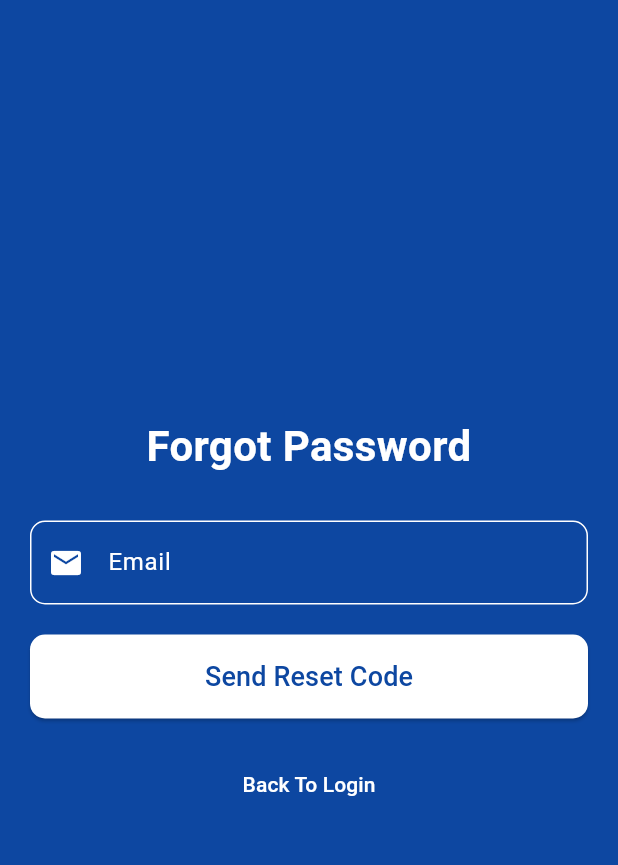
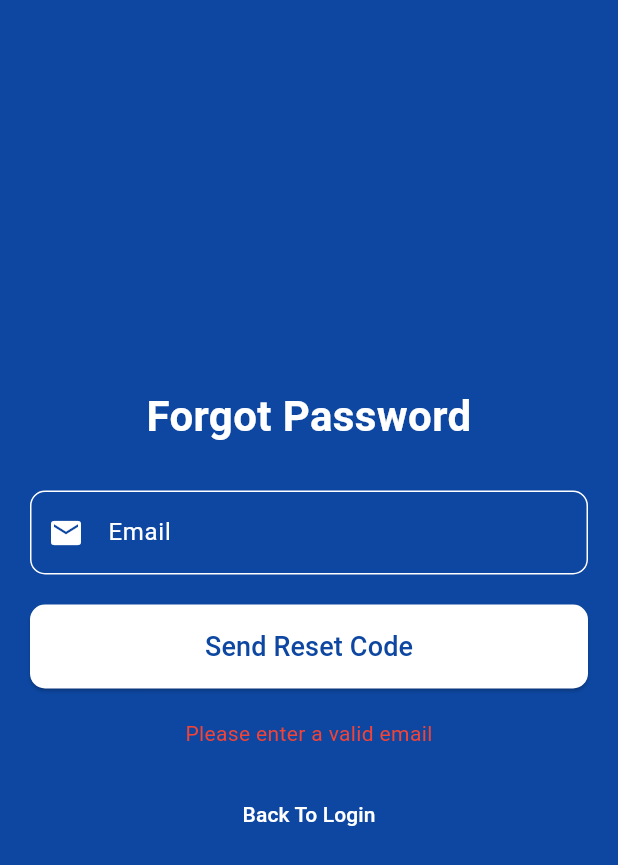
Before and after one commit to JosephDoUrden/RFID-Based-Access-Control-System, a Flutter app: the ForgotPasswordView screen opened directly, after a tap on "Send Reset Code", on a phone screen of 412 x 824 dp. Shown: the top 865 px of the screen. Run offline on Flutter 3.47's test engine with Material 3 defaults, Android fonts, the phone set to English and light mode, and no system bars; our stand-ins replace flutter_svg_provider, google_nav_bar, introduction_screen, shared_preferences; accounts and stored records are empty; network calls fail.

Commit message:
fix: general fix

```diff
--- a/frontend/lib/views/login/forgot_password_view.dart
+++ b/frontend/lib/views/login/forgot_password_view.dart
@@ -13,6 +13,7 @@ class ForgotPasswordView extends StatefulWidget {
 class _ForgotPasswordViewState extends State<ForgotPasswordView> {
   final TextEditingController _emailController = TextEditingController();
   String _errorMessage = '';
+  bool _isSendingResetCode = false;
 
   @override
   Widget build(BuildContext context) {
@@ -57,10 +58,19 @@ class _ForgotPasswordViewState extends State<ForgotPasswordView> {
                 style: const TextStyle(color: Colors.white),
                 keyboardType: TextInputType.emailAddress,
                 cursorColor: Colors.white,
+                validator: (value) {
+                  if (value == null || value.isEmpty) {
+                    return 'Please enter your email';
+                  }
+                  if (!RegExp(r'^[\w-\.]+@([\w-]+\.)+[\w-]{2,4}$').hasMatch(value)) {
+                    return 'Please enter a valid email';
+                  }
+                  return null;
+                },
               ),
               const SizedBox(height: 20.0),
               ElevatedButton(
-                onPressed: _sendResetCode,
+                onPressed: _isSendingResetCode ? null : _sendResetCode,
                 style: ElevatedButton.styleFrom(
                   padding: const EdgeInsets.symmetric(vertical: 15.0),
                   shape: RoundedRectangleBorder(
@@ -68,7 +78,10 @@ class _ForgotPasswordViewState extends State<ForgotPasswordView> {
                   ),
                   backgroundColor: Colors.white,
                 ),
-                child: Text('Send Reset Code', style: TextStyle(fontSize: 18.0, color: Colors.blue[900])),
+                child: Text(
+                  _isSendingResetCode ? 'Sending...' : 'Send Reset Code',
+                  style: TextStyle(fontSize: 18.0, color: Colors.blue[900]),
+                ),
               ),
               if (_errorMessage.isNotEmpty) ...[
                 const SizedBox(height: 20.0),
@@ -99,14 +112,28 @@ class _ForgotPasswordViewState extends State<ForgotPasswordView> {
   void _sendResetCode() async {
     setState(() {
       _errorMessage = '';
+      _isSendingResetCode = true;
     });
 
-    bool codeSent = await AuthController.sendResetCode(_emailController.text);
+    final email = _emailController.text;
+    if (email.isEmpty || !RegExp(r'^[\w-\.]+@([\w-]+\.)+[\w-]{2,4}$').hasMatch(email)) {
+      setState(() {
+        _errorMessage = 'Please enter a valid email';
+        _isSendingResetCode = false;
+      });
+      return;
+    }
+
+    bool codeSent = await AuthController.sendResetCode(email);
+    setState(() {
+      _isSendingResetCode = false;
+    });
+
     if (codeSent) {
       Navigator.push(
         context,
         MaterialPageRoute(
-          builder: (context) => ResetPasswordView(email: _emailController.text),
+          builder: (context) => ResetPasswordView(email: email),
         ),
       );
     } else {
--- a/frontend/lib/views/login/register_view.dart
+++ b/frontend/lib/views/login/register_view.dart
@@ -109,6 +109,7 @@ class _RegisterViewState extends State<RegisterView> {
       _errorMessage = '';
     });
 
+    // Validate if all fields are filled
     if (_usernameController.text.isEmpty ||
         _firstnameController.text.isEmpty ||
         _lastnameController.text.isEmpty ||
@@ -120,6 +121,7 @@ class _RegisterViewState extends State<RegisterView> {
       return;
     }
 
+    // Perform registration
     bool registered = await AuthController.register(
       _usernameController.text,
       _firstnameController.text,
@@ -128,6 +130,7 @@ class _RegisterViewState extends State<RegisterView> {
       _passwordController.text,
     );
 
+    // Handle registration result
     if (registered) {
       Navigator.pushReplacement(
         context,
```
Also changed, not shown: frontend/lib/controllers/auth_controller.dart (+15 -1 lines), frontend/lib/views/dashboard/access_logs_view.dart (+20 -5 lines).
